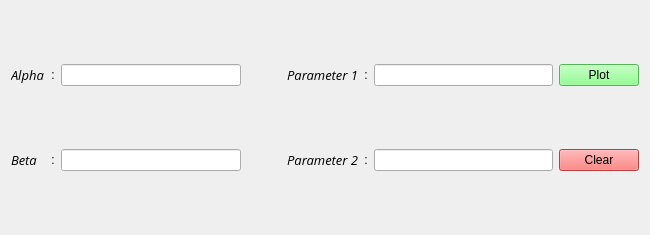
This is ui/xml/options/second.ui in janoschortmann/abstract-screening as Qt 5 draws it before an edit. The edited form follows.
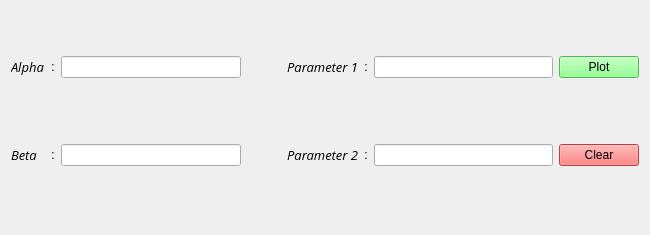
This is the edited form.

The edit to the form file:
```diff
--- a/ui/xml/options/second.ui
+++ b/ui/xml/options/second.ui
@@ -14,6 +14,9 @@
    <string>Form</string>
   </property>
   <layout class="QHBoxLayout" name="horizontalLayout">
+   <property name="topMargin">
+    <number>0</number>
+   </property>
    <item>
     <layout class="QGridLayout" name="main_grid">
      <property name="verticalSpacing">
```
